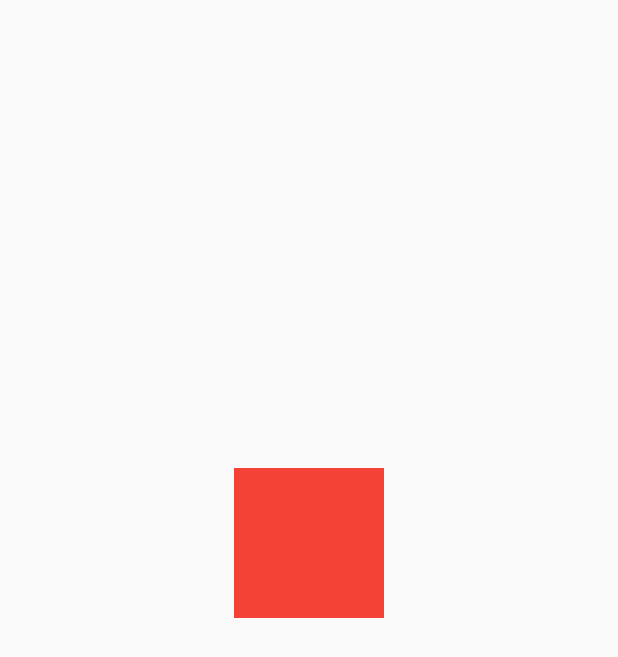
After one commit to nirmal-mazhuvanpilly/flutter_animations, a Flutter app: the screen it shows after launch, on a phone screen of 412 x 824 dp. The commit adds this screen. Shown: the top 657 px of the screen. Run offline on Flutter 3.47's test engine with Material 2 defaults, Android fonts, the phone set to English and light mode, and no system bars; our stand-ins replace lottie.

Commit message:
Animated Positioned

```diff
--- /dev/null
+++ b/lib/animated_positioned_view.dart
@@ -0,0 +1,41 @@
+import 'package:flutter/material.dart';
+
+class AnimatedPositionedView extends StatefulWidget {
+  const AnimatedPositionedView({Key? key}) : super(key: key);
+
+  @override
+  _AnimatedPositionedViewState createState() => _AnimatedPositionedViewState();
+}
+
+class _AnimatedPositionedViewState extends State<AnimatedPositionedView> {
+  bool _isTapped = false;
+
+  void _changePosition() {
+    setState(() {
+      _isTapped = !_isTapped;
+    });
+  }
+
+  late Size _size;
+
+  @override
+  Widget build(BuildContext context) {
+    _size = MediaQuery.of(context).size;
+    return SafeArea(
+      child: Scaffold(
+          body: Stack(
+        alignment: Alignment.center,
+        children: [
+          AnimatedPositioned(
+            top: _isTapped ? 0 : _size.height / 2 - 100,
+            curve: Curves.fastOutSlowIn,
+            child: GestureDetector(
+                onTap: _changePosition,
+                child: Container(color: Colors.red, height: 100, width: 100)),
+            duration: const Duration(milliseconds: 150),
+          ),
+        ],
+      )),
+    );
+  }
+}
--- a/lib/main.dart
+++ b/lib/main.dart
@@ -1,5 +1,5 @@
 import 'package:flutter/material.dart';
-import 'package:flutter_all_animations/transform_animations_view.dart';
+import 'package:flutter_all_animations/animated_positioned_view.dart';
 
 void main() {
   runApp(const MyApp());
@@ -14,7 +14,7 @@ class MyApp extends StatelessWidget {
       theme: ThemeData(
         primarySwatch: Colors.blue,
       ),
-      home: const TansformAnimationsView(),
+      home: const AnimatedPositionedView(),
     );
   }
 }
```
